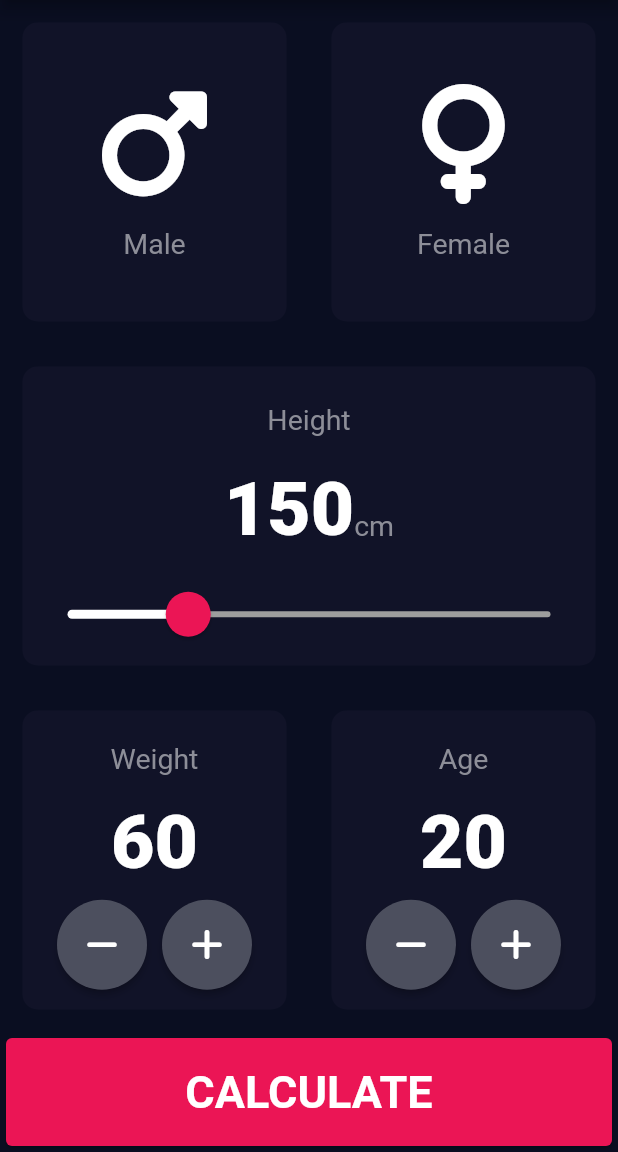
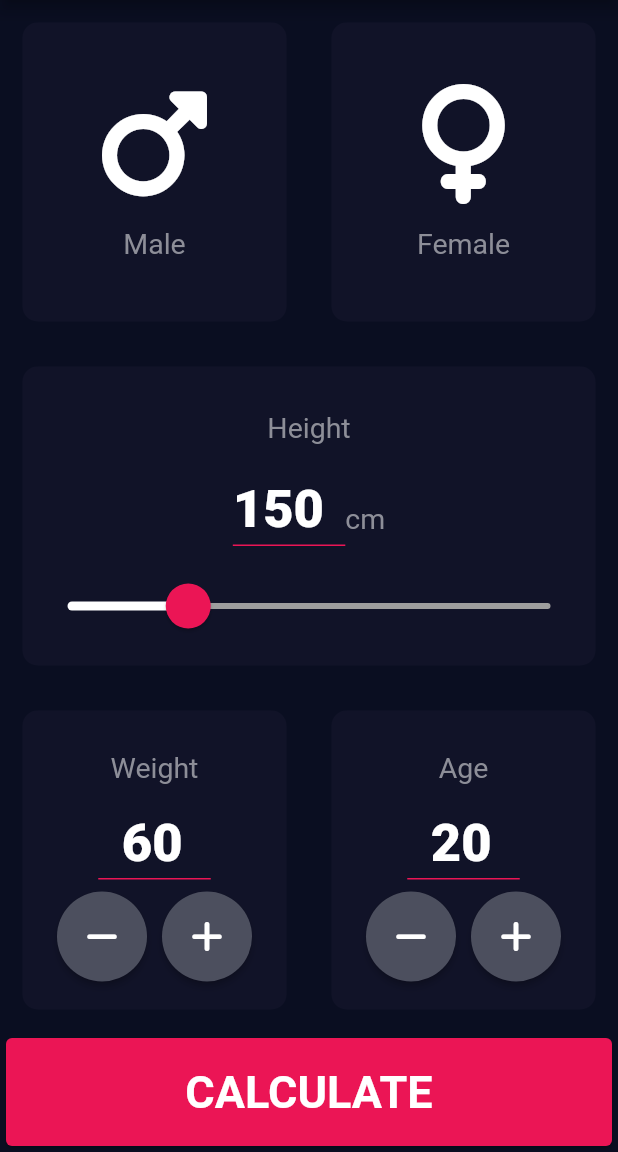
Before and after one commit to Iamkrishnaa/bmi_calculator, a Flutter app: the screen it shows after launch, on a phone screen of 412 x 824 dp, the part 84-1236 px from its top. Run offline on Flutter 3.47's test engine with Material 2 defaults, Android fonts, the phone set to English and light mode, and no system bars; our stand-ins replace font_awesome_flutter.

Commit message:
added text input for ease of use

```diff
--- a/lib/const.dart
+++ b/lib/const.dart
@@ -11,10 +11,25 @@ TextStyle kTitleStyle = const TextStyle(
   color: Color(0xff8d8e98),
 );
 
+InputDecoration fieldDecorator = InputDecoration(
+    contentPadding: const EdgeInsets.symmetric(
+        vertical: 0.0, horizontal: 0.0),
+    border: UnderlineInputBorder(
+        borderSide: BorderSide(color: kButtonColor)
+    ),
+    enabledBorder: UnderlineInputBorder(
+      borderSide: BorderSide(color: kButtonColor),
+    ),
+    focusedBorder: UnderlineInputBorder(
+      borderSide: BorderSide(color: kButtonColor),
+    ),
+    labelStyle: TextStyle()
+);
+
 /// Number style constant fontSize:50
 TextStyle kNumberStyle = const TextStyle(
   color: Colors.white,
-  fontSize: 50,
+  fontSize: 35,
   fontWeight: FontWeight.w900,
 );
 
--- a/lib/screens/homepage.dart
+++ b/lib/screens/homepage.dart
@@ -5,6 +5,7 @@ import 'package:bmi/const.dart';
 import 'package:bmi/models/bmi.dart';
 import 'package:bmi/screens/result_page.dart';
 import 'package:flutter/material.dart';
+import 'package:flutter/services.dart';
 import 'package:font_awesome_flutter/font_awesome_flutter.dart';
 
 /// enum for switching either male or female
@@ -33,9 +34,23 @@ class _HomePageState extends State<HomePage> {
   /// initial age value
   int age = 20;
 
+  TextEditingController heightController = TextEditingController();
+  TextEditingController weightController = TextEditingController();
+  TextEditingController ageController = TextEditingController();
+
+  @override
+  void initState() {
+    super.initState();
+    heightController.text = height.toString();
+    weightController.text = weight.toString();
+    ageController.text = age.toString();
+  }
+
+
   @override
   Widget build(BuildContext context) {
     return Scaffold(
+      resizeToAvoidBottomInset: false,
       appBar: AppBar(
         title: const Text("BMI Calculator"),
         centerTitle: true,
@@ -104,9 +119,27 @@ class _HomePageState extends State<HomePage> {
                       textBaseline: TextBaseline.alphabetic,
                       mainAxisAlignment: MainAxisAlignment.center,
                       children: [
-                        Text(
-                          height.toString(),
-                          style: kNumberStyle,
+
+                        SizedBox(
+                          width:75,
+                          child: TextFormField(
+                            keyboardType: TextInputType.number,
+                            inputFormatters: [
+                              FilteringTextInputFormatter.digitsOnly
+                            ],
+                            controller: heightController,
+                            style: kNumberStyle,
+                            decoration: fieldDecorator,
+                            onChanged: (value){
+                              setState((){
+                                int temp = int.parse(value);
+                                if(temp>=100&&temp<=300)
+                                {
+                                  height = temp;
+                                }
+                              });
+                            },
+                          ),
                         ),
                         Text(
                           "cm",
@@ -134,6 +167,7 @@ class _HomePageState extends State<HomePage> {
                         onChanged: (value) {
                           setState(() {
                             height = value.toInt();
+                            heightController.text = value.toInt().toString();
                           });
                         },
                         inactiveColor: Colors.grey,
@@ -161,9 +195,23 @@ class _HomePageState extends State<HomePage> {
                           ),
                           Padding(
                             padding: const EdgeInsets.all(8.0),
-                            child: Text(
-                              weight.toString(),
-                              style: kNumberStyle,
+                            child: SizedBox(
+                              width: 75,
+                              child: TextFormField(
+                                keyboardType: TextInputType.number,
+                                inputFormatters: [
+                                  FilteringTextInputFormatter.digitsOnly
+                                ],
+                                textAlign: TextAlign.center,
+                                controller: weightController,
+                                style: kNumberStyle,
+                                decoration: fieldDecorator,
+                                onChanged: (value){
+                                  setState((){
+                                    weight = int.parse(value);
+                                  });
+                                },
+                              ),
                             ),
                           ),
                           Row(
@@ -174,6 +222,7 @@ class _HomePageState extends State<HomePage> {
                                 onTap: () {
                                   setState(() {
                                     weight--;
+                                    weightController.text = weight.toString();
                                   });
                                 },
                               ),
@@ -183,6 +232,7 @@ class _HomePageState extends State<HomePage> {
                                 onTap: () {
                                   setState(() {
                                     weight++;
+                                    weightController.text = weight.toString();
                                   });
                                 },
                               ),
@@ -207,9 +257,22 @@ class _HomePageState extends State<HomePage> {
                           ),
                           Padding(
                             padding: const EdgeInsets.all(8.0),
-                            child: Text(
-                              age.toString(),
-                              style: kNumberStyle,
+                            child: SizedBox(
+                              width: 75,
+                              child: TextFormField(
+                                inputFormatters: [
+                                  FilteringTextInputFormatter.digitsOnly
+                                ],
+                                textAlign: TextAlign.center,
+                                controller: ageController,
+                                style: kNumberStyle,
+                                decoration: fieldDecorator,
+                                onChanged: (value){
+                                  setState((){
+                                    age = int.parse(value);
+                                  });
+                                },
+                              ),
                             ),
                           ),
                           Row(
@@ -221,6 +284,7 @@ class _HomePageState extends State<HomePage> {
                                   setState(
                                     () {
                                       age--;
+                                      ageController.text = age.toString();
                                     },
                                   );
                                 },
@@ -232,6 +296,7 @@ class _HomePageState extends State<HomePage> {
                                   setState(
                                     () {
                                       age++;
+                                      ageController.text = age.toString();
                                     },
                                   );
                                 },
```
Also changed, not shown: 4 other files.
